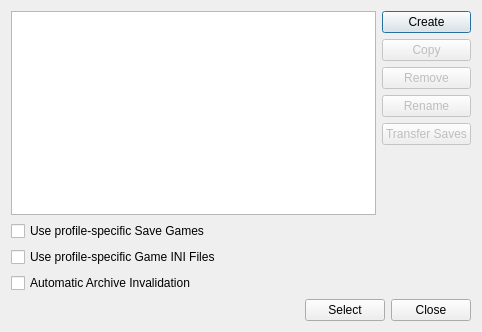
ArialSenki/MO2-Revamped, file source/modorganizer/src/profilesdialog.ui: the form before one commit.
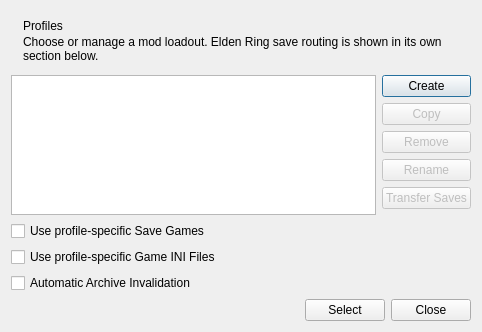
The form after the commit.

```diff
--- a/source/modorganizer/src/profilesdialog.ui
+++ b/source/modorganizer/src/profilesdialog.ui
@@ -14,6 +14,44 @@
    <string>Profiles</string>
   </property>
   <layout class="QVBoxLayout" name="verticalLayout_3">
+   <item>
+    <widget class="QWidget" name="profilesHeader">
+     <layout class="QVBoxLayout" name="profilesHeaderLayout">
+      <property name="spacing">
+       <number>2</number>
+      </property>
+      <property name="leftMargin">
+       <number>12</number>
+      </property>
+      <property name="topMargin">
+       <number>8</number>
+      </property>
+      <property name="rightMargin">
+       <number>12</number>
+      </property>
+      <property name="bottomMargin">
+       <number>6</number>
+      </property>
+      <item>
+       <widget class="QLabel" name="profilesPageTitle">
+        <property name="text">
+         <string>Profiles</string>
+        </property>
+       </widget>
+      </item>
+      <item>
+       <widget class="QLabel" name="profilesPageSubtitle">
+        <property name="text">
+         <string>Choose or manage a mod loadout. Elden Ring save routing is shown in its own section below.</string>
+        </property>
+        <property name="wordWrap">
+         <bool>true</bool>
+        </property>
+       </widget>
+      </item>
+     </layout>
+    </widget>
+   </item>
    <item>
     <widget class="QWidget" name="widget" native="true">
      <layout class="QHBoxLayout" name="horizontalLayout_3">
```
